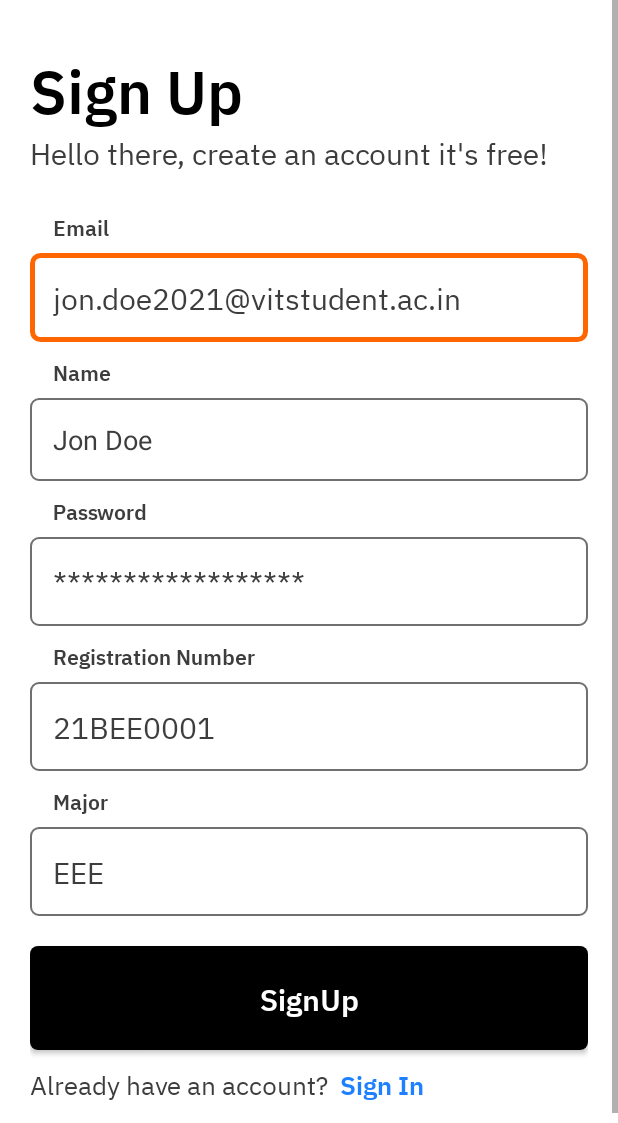
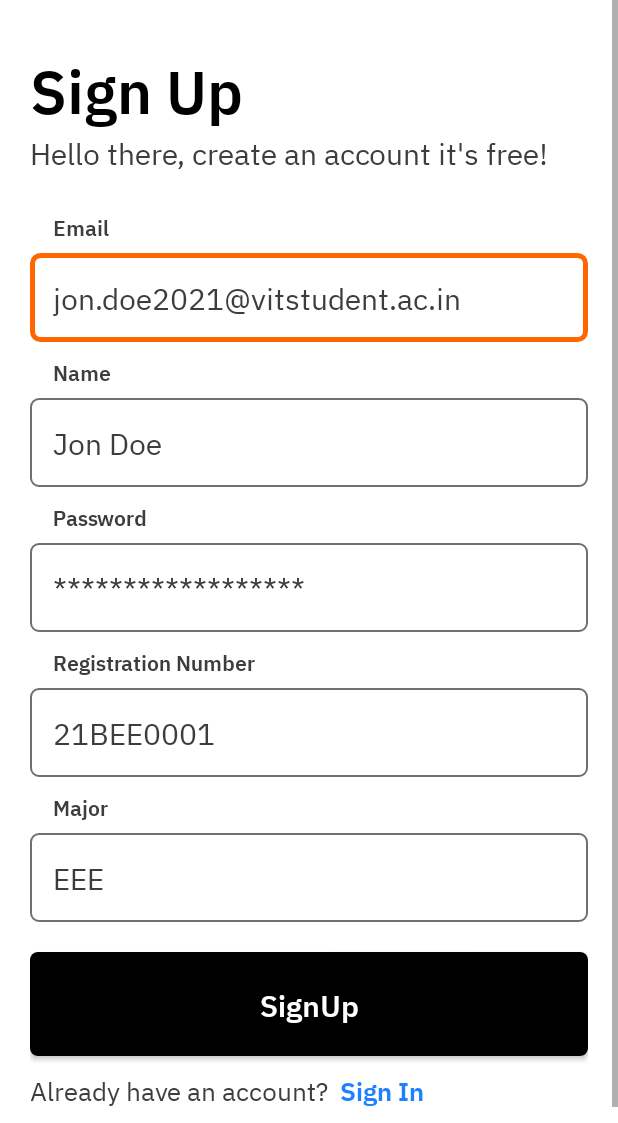
Before and after one commit to CodeChefVIT/Study-Buddy-app, an Android app: the SignUp screen opened directly, with no data from a screen before it, on a phone screen of 412 x 824 dp, the part 113-1236 px from its top. Run offline under Robolectric (Android 15) with nearby library versions, the phone set to English and light mode, and no system bars.

Commit message:
Refactored all edit_text to use edit_text theme

```diff
--- a/Android_App_Code/app/src/main/res/layout/activity_log_in.xml
+++ b/Android_App_Code/app/src/main/res/layout/activity_log_in.xml
@@ -75,14 +75,9 @@
                 android:layout_width="match_parent"
                 android:layout_height="wrap_content"
                 android:autofillHints="emailAddress"
-                android:background="@drawable/edit_text_background"
-                android:fontFamily="@font/ibmplexsansregular"
+                android:inputType="textEmailAddress"
                 android:hint="@string/sample_email"
-                android:inputType="textEmailAddress"
-                android:padding="@dimen/edit_text_padding"
-                android:textColor="@color/primary"
-                android:textColorHint="@color/textSecondary"
-                android:textSize="20sp" />
+                style="@style/editText"/>
 
             <TextView
                 android:layout_width="wrap_content"
@@ -99,14 +94,9 @@
                 android:layout_width="match_parent"
                 android:layout_height="wrap_content"
                 android:autofillHints="false"
-                android:background="@drawable/edit_text_background"
-                android:fontFamily="@font/ibmplexsansregular"
                 android:hint="@string/password_hint"
                 android:inputType="textPassword"
-                android:padding="@dimen/edit_text_padding"
-                android:textColor="@color/primary"
-                android:textColorHint="@color/textSecondary"
-                android:textSize="20sp" />
+                style="@style/editText"/>
 
             <!--Forgot Password-->
             <LinearLayout
--- a/Android_App_Code/app/src/main/res/layout/activity_sign_up.xml
+++ b/Android_App_Code/app/src/main/res/layout/activity_sign_up.xml
@@ -43,18 +43,14 @@
             <TextView
                 android:layout_width="wrap_content"
                 android:layout_height="wrap_content"
-                android:fontFamily="@font/ibmplexsanssemibold"
                 android:text="@string/sign_up"
-                android:textColor="@color/textPrimary"
-                android:textSize="40sp" />
+                android:theme="@style/text_heading"/>
 
             <TextView
                 android:layout_width="wrap_content"
                 android:layout_height="wrap_content"
-                android:fontFamily="@font/ibmplexsansregular"
                 android:text="@string/sup_screen_text"
-                android:textColor="@color/textSecondary"
-                android:textSize="20sp" />
+                android:theme="@style/sub_heading"/>
 
             <!--Text Fields-->
             <TextView
@@ -73,13 +69,9 @@
                 android:layout_height="wrap_content"
                 android:autofillHints="emailAddress"
                 android:background="@drawable/edit_text_background"
-                android:fontFamily="@font/ibmplexsansregular"
                 android:hint="@string/sample_email"
                 android:inputType="textEmailAddress"
-                android:padding="@dimen/edit_text_padding"
-                android:textColor="@color/primary"
-                android:textColorHint="@color/textSecondary"
-                android:textSize="20sp" />
+                style="@style/editText"/>
 
             <TextView
                 android:layout_width="wrap_content"
@@ -96,12 +88,9 @@
                 android:layout_width="match_parent"
                 android:layout_height="wrap_content"
                 android:autofillHints="name"
-                android:background="@drawable/edit_text_background"
                 android:hint="@string/sample_name"
                 android:inputType="textPersonName"
-                android:padding="@dimen/edit_text_padding"
-                android:textColor="@color/primary"
-                android:textColorHint="@color/textSecondary" />
+                style="@style/editText"/>
 
             <TextView
                 android:layout_width="wrap_content"
@@ -117,14 +106,10 @@
                 android:id="@+id/pass_sup"
                 android:layout_width="match_parent"
                 android:layout_height="wrap_content"
-                android:background="@drawable/edit_text_background"
-                android:fontFamily="@font/ibmplexsansregular"
                 android:hint="@string/password_hint"
                 android:inputType="textPassword"
                 android:padding="@dimen/edit_text_padding"
-                android:textColor="@color/primary"
-                android:textColorHint="@color/textSecondary"
-                android:textSize="20sp" />
+                style="@style/editText"/>
 
 
             <TextView
@@ -141,16 +126,10 @@
                 android:id="@+id/regno"
                 android:layout_width="match_parent"
                 android:layout_height="wrap_content"
-                android:background="@drawable/edit_text_background"
-                android:drawablePadding="15sp"
-                android:fontFamily="@font/ibmplexsansregular"
                 android:hint="@string/sample_regno"
                 android:inputType="text"
                 android:maxLength="9"
-                android:padding="@dimen/edit_text_padding"
-                android:textColor="@color/primary"
-                android:textColorHint="@color/textSecondary"
-                android:textSize="20sp" />
+                style="@style/editText" />
 
             <TextView
                 android:layout_width="wrap_content"
@@ -166,16 +145,9 @@
                 android:id="@+id/major"
                 android:layout_width="match_parent"
                 android:layout_height="wrap_content"
-                android:background="@drawable/edit_text_background"
-                android:drawablePadding="15sp"
-                android:fontFamily="@font/ibmplexsansregular"
                 android:hint="@string/sample_major"
                 android:inputType="text"
-                android:maxLength="10"
-                android:padding="@dimen/edit_text_padding"
-                android:textColor="@color/primary"
-                android:textColorHint="@color/textSecondary"
-                android:textSize="20sp" />
+                style="@style/editText" />
 
 
 
--- a/Android_App_Code/app/src/main/res/values/themes.xml
+++ b/Android_App_Code/app/src/main/res/values/themes.xml
@@ -22,7 +22,31 @@
         <item name="android:windowExitAnimation">@android:anim/fade_out</item>
     </style>
 
-    <style name="TextInputLayout" parent="Widget.MaterialComponents.TextInputLayout.OutlinedBox">
+    <style name="outline_button_text">
+        <item name="fontFamily">@font/ibmplexsansregular</item>
+        <item name="android:textColor">@color/textPrimary</item>
+        <item name="android:textSize">20sp</item>
+    </style>
 
+    <style name="text_heading">
+        <item name="fontFamily">@font/ibmplexsanssemibold</item>
+        <item name="android:textColor">@color/textPrimary</item>
+        <item name="android:textSize">40sp</item>
     </style>
+
+    <style name="sub_heading">
+        <item name="fontFamily">@font/ibmplexsansregular</item>
+        <item name="android:textColor">@color/textSecondary</item>
+        <item name="android:textSize">20sp</item>
+    </style>
+
+    <style name="editText" parent="Widget.AppCompat.EditText">
+        <item name="android:textColor">@color/textPrimary</item>
+        <item name="android:textColorHint">@color/textSecondary</item>
+        <item name="android:textSize">20sp</item>
+        <item name="android:padding">@dimen/edit_text_padding</item>
+        <item name="android:background">@drawable/edit_text_background</item>
+        <item name="fontFamily">@font/ibmplexsansregular</item>
+    </style>
+
 </resources>
```
